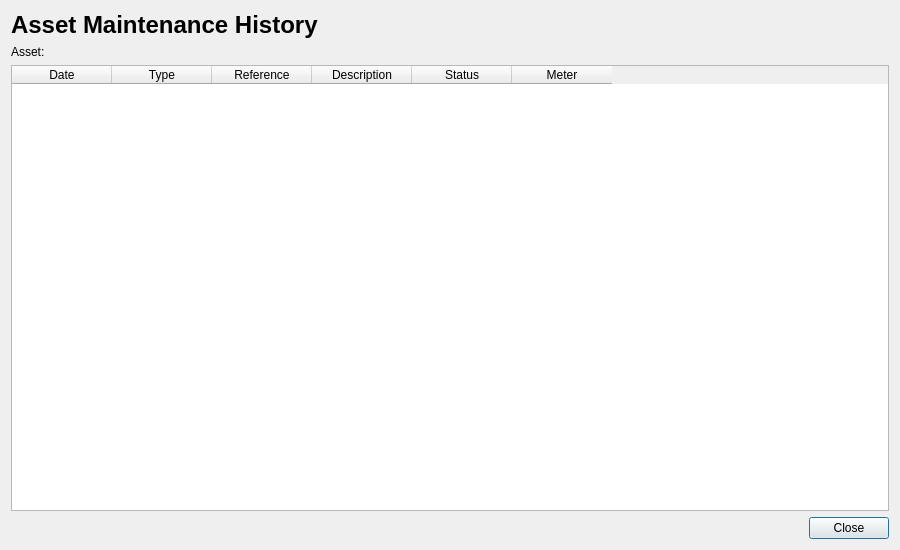
Before: the Qt Designer form app/ui/forms/asset_history_dialog.ui in Apie-dup/MaintenanceSystem, drawn with Qt 5.
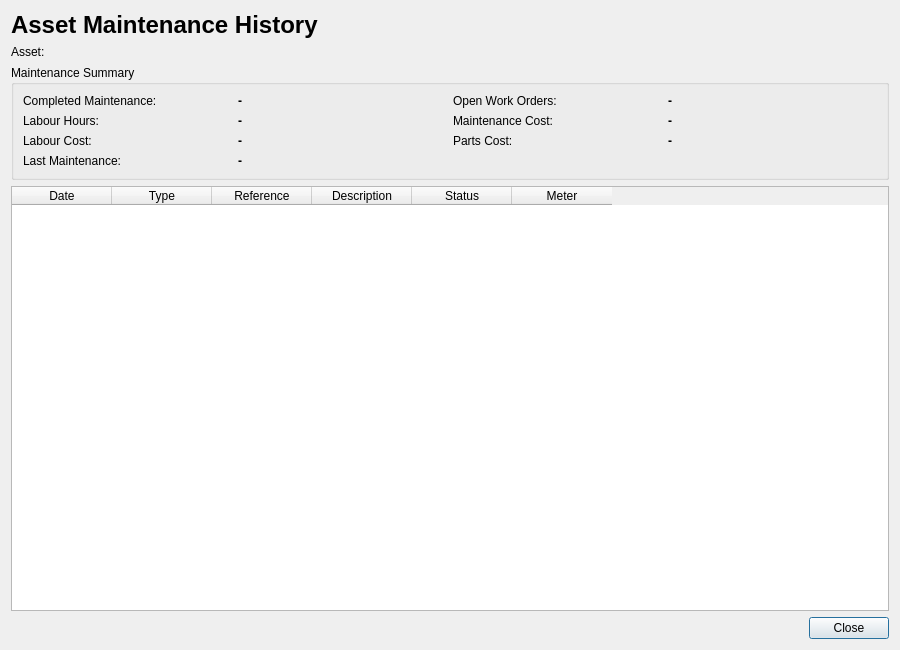
After: the same form once the commit is applied.

Commit message: Enhance asset maintenance history

The edit to the form file:
```diff
--- a/app/ui/forms/asset_history_dialog.ui
+++ b/app/ui/forms/asset_history_dialog.ui
@@ -7,13 +7,13 @@
     <x>0</x>
     <y>0</y>
     <width>900</width>
-    <height>550</height>
+    <height>650</height>
    </rect>
   </property>
   <property name="minimumSize">
    <size>
     <width>900</width>
-    <height>550</height>
+    <height>650</height>
    </size>
   </property>
   <property name="windowTitle">
@@ -40,6 +40,154 @@
      </property>
     </widget>
    </item>
+   <item>
+    <widget class="QGroupBox" name="grpSummary">
+     <property name="title">
+      <string>Maintenance Summary</string>
+     </property>
+     <layout class="QGridLayout" name="gridLayout">
+      <item row="0" column="0">
+       <widget class="QLabel" name="lblTitle_2">
+        <property name="text">
+         <string>Completed Maintenance:</string>
+        </property>
+       </widget>
+      </item>
+      <item row="0" column="1">
+       <widget class="QLabel" name="lblCompletedMaintenance">
+        <property name="font">
+         <font>
+          <bold>true</bold>
+         </font>
+        </property>
+        <property name="text">
+         <string>-</string>
+        </property>
+       </widget>
+      </item>
+      <item row="0" column="2">
+       <widget class="QLabel" name="lblTitle_3">
+        <property name="text">
+         <string>Open Work Orders:</string>
+        </property>
+       </widget>
+      </item>
+      <item row="0" column="3">
+       <widget class="QLabel" name="lblOpenWorkOrders">
+        <property name="font">
+         <font>
+          <bold>true</bold>
+         </font>
+        </property>
+        <property name="text">
+         <string>-</string>
+        </property>
+       </widget>
+      </item>
+      <item row="1" column="0">
+       <widget class="QLabel" name="lblTitle_4">
+        <property name="text">
+         <string>Labour Hours:</string>
+        </property>
+       </widget>
+      </item>
+      <item row="1" column="1">
+       <widget class="QLabel" name="lblLabourHours">
+        <property name="font">
+         <font>
+          <bold>true</bold>
+         </font>
+        </property>
+        <property name="text">
+         <string>-</string>
+        </property>
+       </widget>
+      </item>
+      <item row="1" column="2">
+       <widget class="QLabel" name="lblTitle_5">
+        <property name="text">
+         <string>Maintenance Cost:</string>
+        </property>
+       </widget>
+      </item>
+      <item row="1" column="3">
+       <widget class="QLabel" name="lblMaintenanceCost">
+        <property name="font">
+         <font>
+          <bold>true</bold>
+         </font>
+        </property>
+        <property name="text">
+         <string>-</string>
+        </property>
+       </widget>
+      </item>
+      <item row="2" column="0">
+       <widget class="QLabel" name="lblTitle_6">
+        <property name="sizePolicy">
+         <sizepolicy hsizetype="Preferred" vsizetype="Ignored">
+          <horstretch>0</horstretch>
+          <verstretch>0</verstretch>
+         </sizepolicy>
+        </property>
+        <property name="text">
+         <string>Labour Cost:</string>
+        </property>
+       </widget>
+      </item>
+      <item row="2" column="1">
+       <widget class="QLabel" name="lblLabourCost">
+        <property name="font">
+         <font>
+          <bold>true</bold>
+         </font>
+        </property>
+        <property name="text">
+         <string>-</string>
+        </property>
+       </widget>
+      </item>
+      <item row="2" column="2">
+       <widget class="QLabel" name="lblTitle_7">
+        <property name="text">
+         <string>Parts Cost:</string>
+        </property>
+       </widget>
+      </item>
+      <item row="2" column="3">
+       <widget class="QLabel" name="lblPartsCost">
+        <property name="font">
+         <font>
+          <bold>true</bold>
+         </font>
+        </property>
+        <property name="text">
+         <string>-</string>
+        </property>
+       </widget>
+      </item>
+      <item row="3" column="0">
+       <widget class="QLabel" name="lblTitle_8">
+        <property name="text">
+         <string>Last Maintenance:</string>
+        </property>
+       </widget>
+      </item>
+      <item row="3" column="1">
+       <widget class="QLabel" name="lblLastMaintenance">
+        <property name="font">
+         <font>
+          <bold>true</bold>
+         </font>
+        </property>
+        <property name="text">
+         <string>-</string>
+        </property>
+       </widget>
+      </item>
+     </layout>
+    </widget>
+   </item>
    <item>
     <widget class="QTableWidget" name="tblHistory">
      <column>
```
The commit also changes 5 other files.
